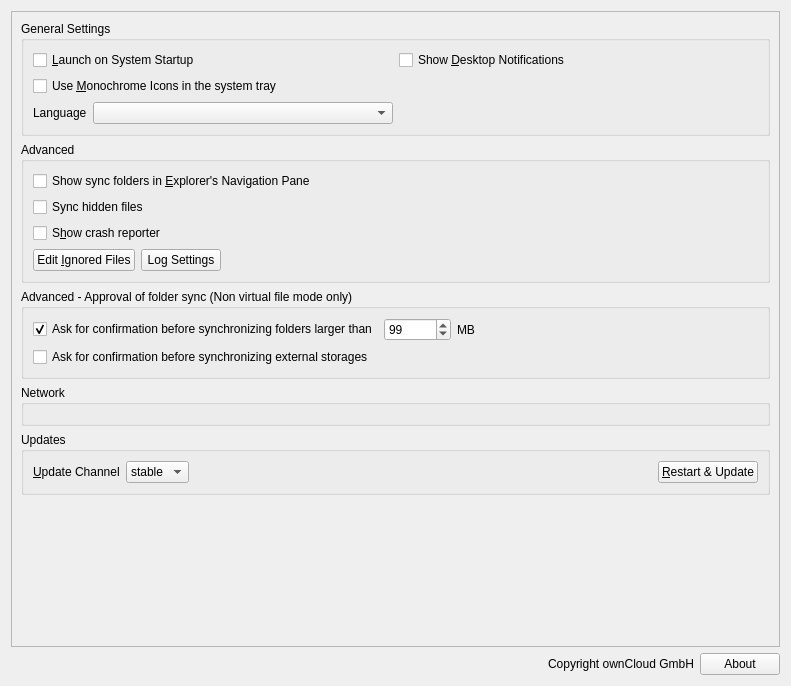
owncloud/client, file src/gui/generalsettings.ui: the form before one commit.
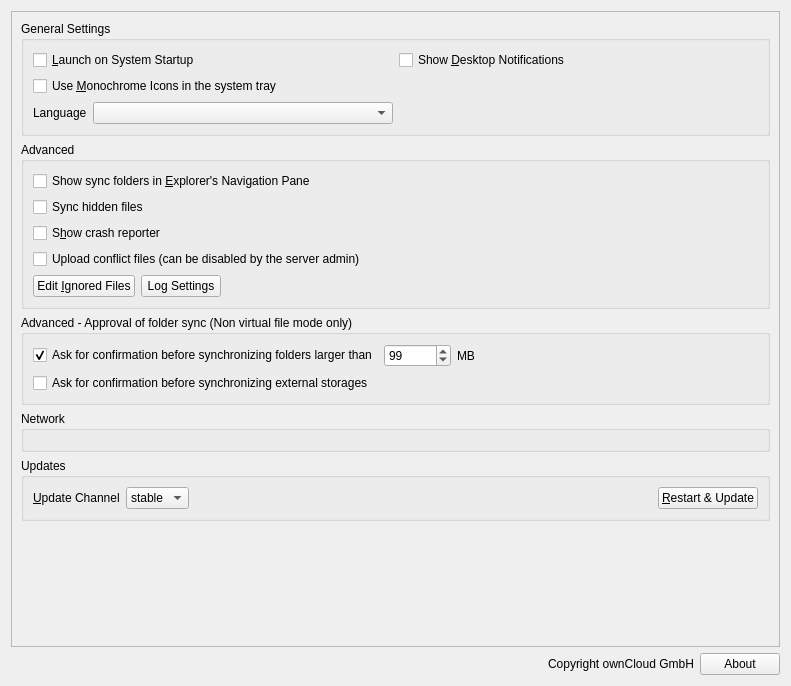
The form after the commit. Custom widgets are drawn as their Qt base class.

Commit message:
Add upload conflict file to the settings and enable it by default
Fixes: #8021

What changed in the file:
```diff
--- a/src/gui/generalsettings.ui
+++ b/src/gui/generalsettings.ui
@@ -24,8 +24,8 @@
        <rect>
         <x>0</x>
         <y>0</y>
-        <width>771</width>
-        <height>637</height>
+        <width>765</width>
+        <height>618</height>
        </rect>
       </property>
       <layout class="QVBoxLayout" name="verticalLayout_5">
@@ -127,6 +127,13 @@
               </property>
              </widget>
             </item>
+            <item>
+             <widget class="QCheckBox" name="uploadConflictFilesCheckBox">
+              <property name="text">
+               <string>Upload conflict files (can be disabled by the server admin)</string>
+              </property>
+             </widget>
+            </item>
             <item>
              <layout class="QHBoxLayout" name="horizontalLayout_4">
               <item>
```
Left out of the diff: 3 changed lines with no effect on the pictures. The commit also changes 7 other files.
